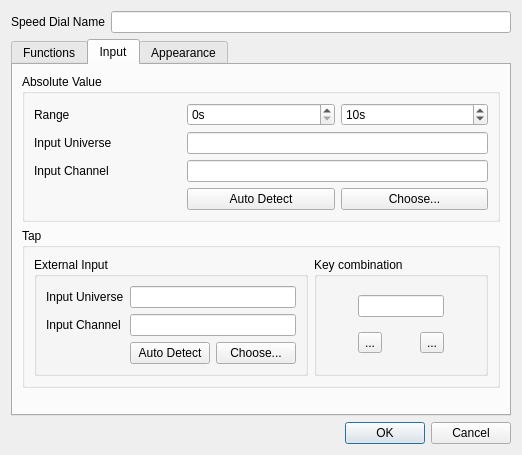
This is ui/src/virtualconsole/vcspeeddialproperties.ui in mcallegari/qlcplus as Qt 5 draws it before an edit. The edited form follows.
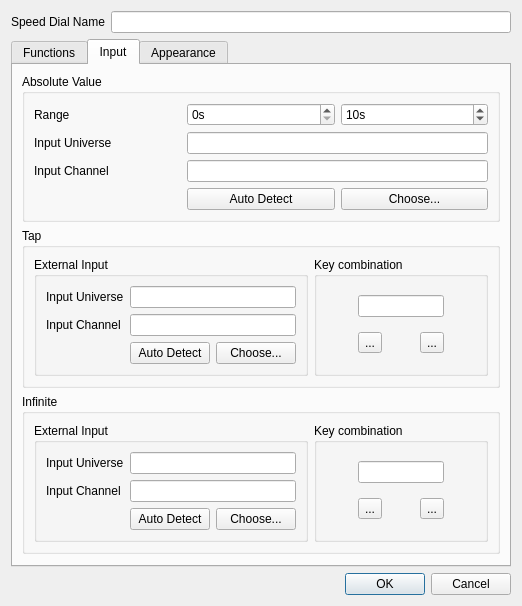
This is the edited form. The open tabs and pages were chosen to show the change. Icons and pictures are not drawn.

Commit message: vcspeeddial: infinite checkbox can have an external input/keyboard shortcut

```diff
--- a/ui/src/virtualconsole/vcspeeddialproperties.ui
+++ b/ui/src/virtualconsole/vcspeeddialproperties.ui
@@ -354,6 +354,120 @@
          </layout>
         </widget>
        </item>
+       <item>
+        <widget class="QGroupBox" name="groupBox_5">
+         <property name="title">
+          <string>Infinite</string>
+         </property>
+         <layout class="QGridLayout" name="gridLayout_8">
+          <item row="0" column="0">
+           <widget class="QGroupBox" name="groupBox_6">
+            <property name="title">
+             <string>External Input</string>
+            </property>
+            <layout class="QGridLayout" name="gridLayout_7">
+             <item row="0" column="0">
+              <widget class="QLabel" name="m_infiniteInputUniverseLabel">
+               <property name="text">
+                <string>Input Universe</string>
+               </property>
+              </widget>
+             </item>
+             <item row="0" column="1" colspan="2">
+              <widget class="QLineEdit" name="m_infiniteInputUniverseEdit"/>
+             </item>
+             <item row="1" column="0">
+              <widget class="QLabel" name="m_infiniteInputChannelLabel">
+               <property name="text">
+                <string>Input Channel</string>
+               </property>
+              </widget>
+             </item>
+             <item row="1" column="1" colspan="2">
+              <widget class="QLineEdit" name="m_infiniteInputChannelEdit"/>
+             </item>
+             <item row="2" column="1">
+              <widget class="QPushButton" name="m_autoDetectInfiniteInputButton">
+               <property name="text">
+                <string>Auto Detect</string>
+               </property>
+               <property name="checkable">
+                <bool>true</bool>
+               </property>
+              </widget>
+             </item>
+             <item row="2" column="2">
+              <widget class="QPushButton" name="m_chooseInfiniteInputButton">
+               <property name="text">
+                <string>Choose...</string>
+               </property>
+              </widget>
+             </item>
+            </layout>
+           </widget>
+          </item>
+          <item row="0" column="1">
+           <widget class="QGroupBox" name="groupBox_7">
+            <property name="title">
+             <string>Key combination</string>
+            </property>
+            <layout class="QGridLayout" name="gridLayout_9">
+             <item row="0" column="0" colspan="2">
+              <widget class="QLineEdit" name="m_infiniteKeyEdit">
+               <property name="toolTip">
+                <string>Keyboard combination to toggle the dial infinite checkbox</string>
+               </property>
+               <property name="readOnly">
+                <bool>true</bool>
+               </property>
+              </widget>
+             </item>
+             <item row="1" column="0">
+              <widget class="QToolButton" name="m_attachInfiniteKey">
+               <property name="toolTip">
+                <string>Set a key combination for this dial infinite checkbox</string>
+               </property>
+               <property name="text">
+                <string notr="true">...</string>
+               </property>
+               <property name="icon">
+                <iconset resource="../qlcui.qrc">
+                 <normaloff>:/key_bindings.png</normaloff>:/key_bindings.png</iconset>
+               </property>
+               <property name="iconSize">
+                <size>
+                 <width>32</width>
+                 <height>32</height>
+                </size>
+               </property>
+              </widget>
+             </item>
+             <item row="1" column="1">
+              <widget class="QToolButton" name="m_detachInfiniteKey">
+               <property name="toolTip">
+                <string>Remove the dial's infinite button keyboard shortcut key</string>
+               </property>
+               <property name="text">
+                <string notr="true">...</string>
+               </property>
+               <property name="icon">
+                <iconset resource="../qlcui.qrc">
+                 <normaloff>:/fileclose.png</normaloff>:/fileclose.png</iconset>
+               </property>
+               <property name="iconSize">
+                <size>
+                 <width>32</width>
+                 <height>32</height>
+                </size>
+               </property>
+              </widget>
+             </item>
+            </layout>
+           </widget>
+          </item>
+         </layout>
+        </widget>
+       </item>
        <item>
         <spacer name="verticalSpacer_2">
          <property name="orientation">
```
Left out of the diff: 34 changed lines with no effect on the pictures. The commit also changes 7 other files.
